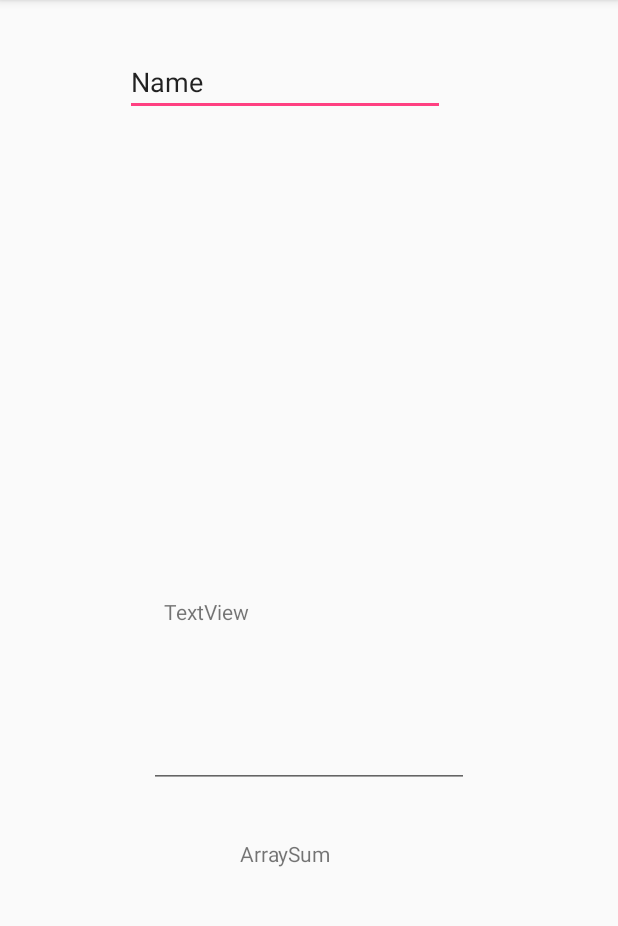
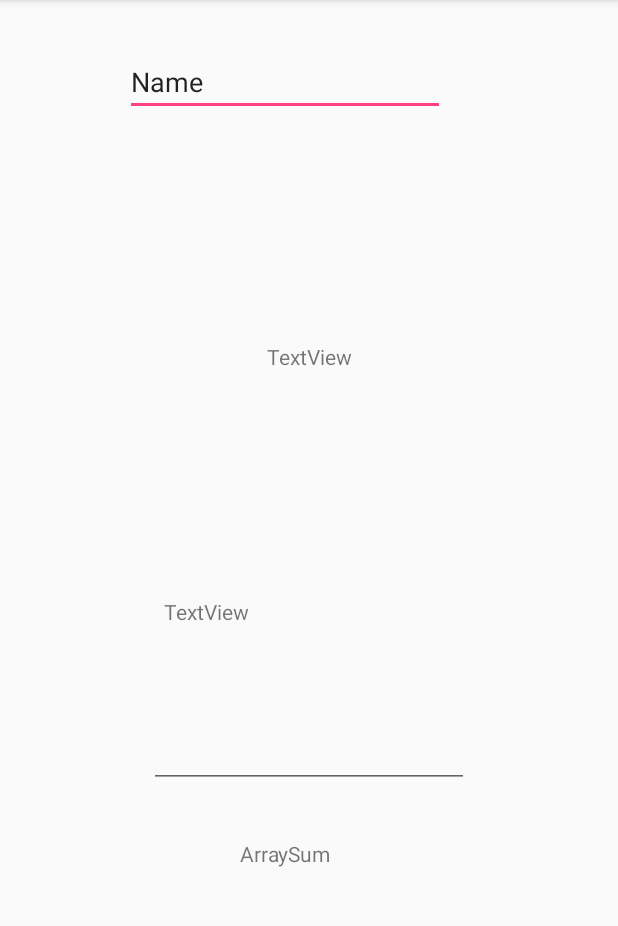
Before and after one commit to SashaBerduchev/AndroidListActivitys, an Android app: the ArrayActivity screen opened directly, with no data from a screen before it, on a phone screen of 412 x 824 dp, the part 84-1010 px from its top. Run offline under Robolectric (Android 15) with nearby library versions, the phone set to English and light mode, and no system bars.

Commit message:
AndroidListActivitys 1.0.1

```diff
--- a/app/src/main/java/com/example/student/androidlistactivitys/ArrayActivity.java
+++ b/app/src/main/java/com/example/student/androidlistactivitys/ArrayActivity.java
@@ -9,6 +9,8 @@ import android.widget.Button;
 import android.widget.TextView;
 
 import Arrays.Array;
+import Arrays.ArrayFind;
+import Arrays.ArraySum;
 
 public class ArrayActivity extends AppCompatActivity {
 
@@ -16,6 +18,7 @@ public class ArrayActivity extends AppCompatActivity {
     Button btnArrayCalc;
     Animation animation;
     TextView ArrayText;
+    TextView textelemview;
     @Override
     protected void onCreate(Bundle savedInstanceState) {
         super.onCreate(savedInstanceState);
@@ -25,6 +28,7 @@ public class ArrayActivity extends AppCompatActivity {
         array2 = findViewById(R.id.textViewArray2);
         sum = findViewById(R.id.ArraySum);
         btnArrayCalc = findViewById(R.id.btnArrayCalc);
+        textelemview = findViewById(R.id.textElemView);
 
         animation = AnimationUtils.loadAnimation(getApplicationContext(), R.anim.anim_scale);
         btnArrayCalc.startAnimation(animation);
@@ -42,6 +46,11 @@ public class ArrayActivity extends AppCompatActivity {
                     ArrayText.setText(arr[i]);
                 }
 
+                ArrayFind arrayFind = new ArrayFind(arr, num,  Integer.parseInt(textelemview.getText().toString()));
+                textelemview.setText(arrayFind.findIndex());
+
+                ArraySum arraySum = new ArraySum(arr, num);
+                sum.setText(arraySum.arraySum());
 
             }
         });
--- a/app/src/main/res/layout/activity_array.xml
+++ b/app/src/main/res/layout/activity_array.xml
@@ -59,4 +59,14 @@
         app:layout_constraintEnd_toEndOf="parent"
         app:layout_constraintStart_toStartOf="parent"
         app:layout_constraintTop_toBottomOf="@+id/textViewArray2" />
+
+    <TextView
+        android:id="@+id/textElemView"
+        android:layout_width="wrap_content"
+        android:layout_height="wrap_content"
+        android:text="TextView"
+        app:layout_constraintBottom_toTopOf="@+id/textViewArray2"
+        app:layout_constraintEnd_toEndOf="parent"
+        app:layout_constraintStart_toStartOf="parent"
+        app:layout_constraintTop_toBottomOf="@+id/editArray1" />
 </android.support.constraint.ConstraintLayout>
```
Also changed, not shown: app/src/main/java/Arrays/ShiftRight.java (added, +20 -0 lines).
